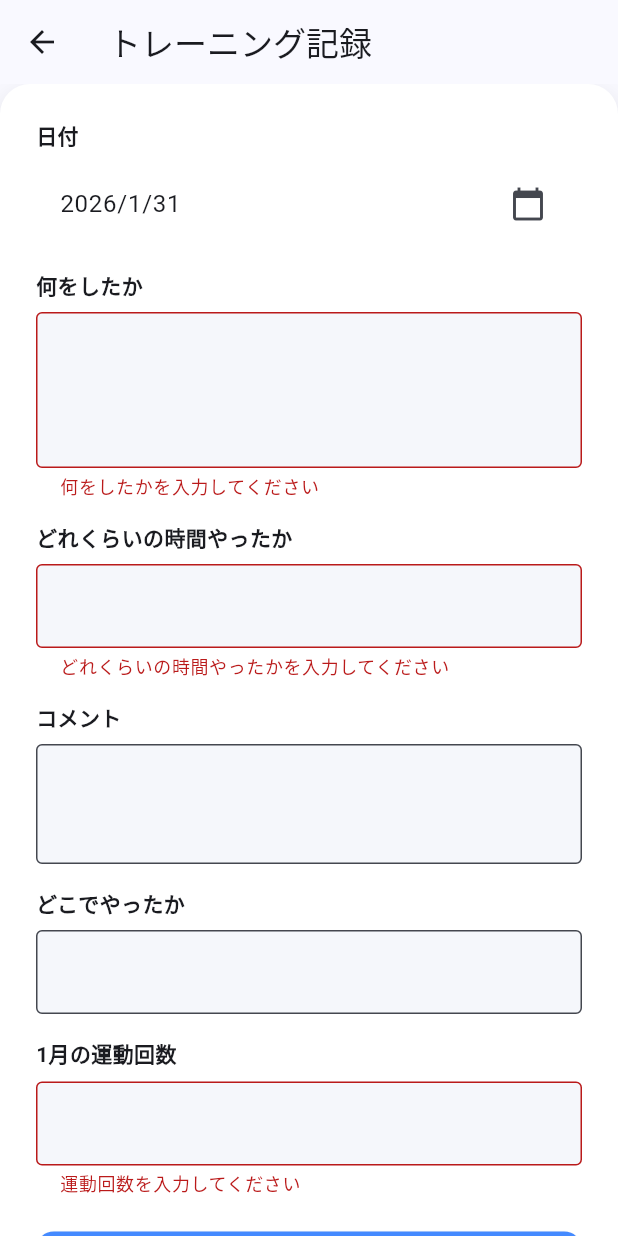
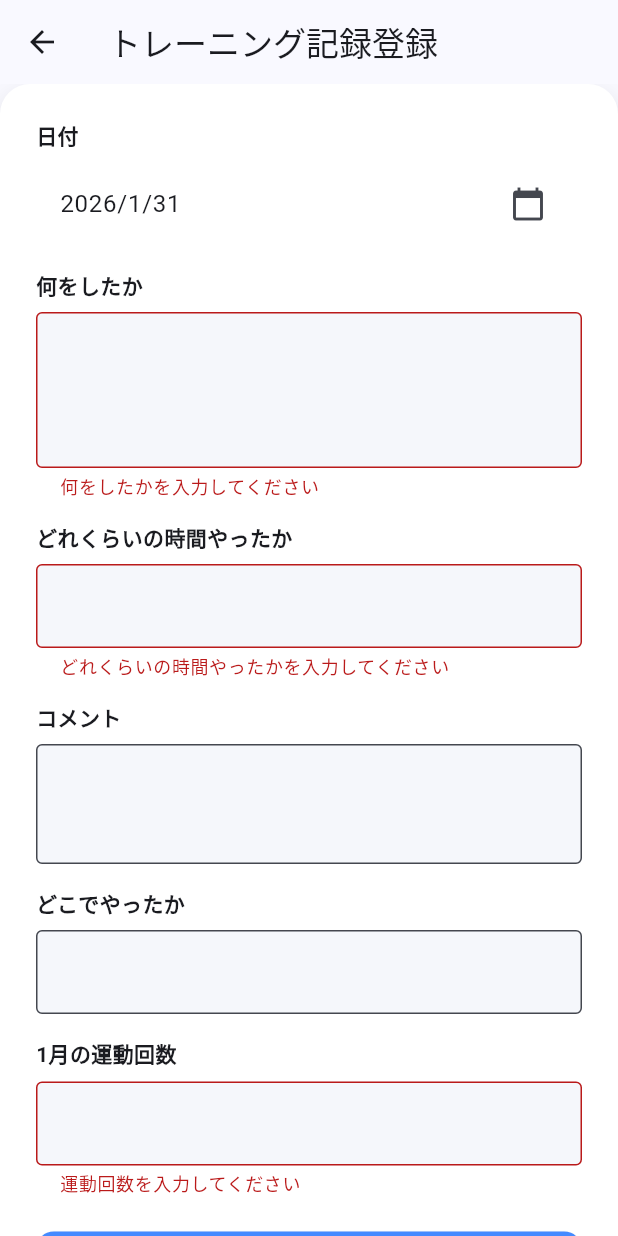
Before and after one commit to masaka88/training-app, a Flutter app: the TrainingRecordForm screen opened directly, after a tap on "登録", on a phone screen of 412 x 824 dp. Run offline on Flutter 3.47's test engine with Material 3 defaults, Android fonts, the phone set to English and light mode, and no system bars; our stand-ins replace hive_ce, hive_ce_flutter; accounts and stored records are empty.

Commit message:
feat: トレーニング記録の編集機能を追加
詳細ダイアログに編集ボタンを追加し、既存の登録フォームを編集モードでも
使えるように拡張した。編集後は一覧画面のデータが正しく再読み込みされる。

Co-Authored-By: Claude Opus 4.5 <noreply@anthropic.com>

```diff
--- a/lib/screens/training_record_form.dart
+++ b/lib/screens/training_record_form.dart
@@ -3,7 +3,9 @@ import '../models/training_record.dart';
 import '../repositories/training_repository.dart';
 
 class TrainingRecordForm extends StatefulWidget {
-  const TrainingRecordForm({super.key});
+  final TrainingRecord? record;
+
+  const TrainingRecordForm({super.key, this.record});
 
   @override
   State<TrainingRecordForm> createState() => _TrainingRecordFormState();
@@ -20,6 +22,22 @@ class _TrainingRecordFormState extends State<TrainingRecordForm> {
 
   DateTime _selectedDate = DateTime.now();
 
+  bool get _isEditing => widget.record != null;
+
+  @override
+  void initState() {
+    super.initState();
+    final record = widget.record;
+    if (record != null) {
+      _selectedDate = record.date;
+      _whatDidController.text = record.activity;
+      _howLongController.text = record.duration;
+      _commentController.text = record.comment ?? '';
+      _whereController.text = record.location ?? '';
+      _countController.text = record.monthlyCount.toString();
+    }
+  }
+
   @override
   void dispose() {
     _whatDidController.dispose();
@@ -34,6 +52,7 @@ class _TrainingRecordFormState extends State<TrainingRecordForm> {
     if (_formKey.currentState!.validate()) {
       try {
         final record = TrainingRecord(
+          id: widget.record?.id,
           date: _selectedDate,
           activity: _whatDidController.text,
           duration: _howLongController.text,
@@ -44,6 +63,7 @@ class _TrainingRecordFormState extends State<TrainingRecordForm> {
               ? null
               : _whereController.text,
           monthlyCount: int.tryParse(_countController.text) ?? 0,
+          createdAt: widget.record?.createdAt,
         );
 
         await _repository.saveRecord(record);
@@ -74,7 +94,7 @@ class _TrainingRecordFormState extends State<TrainingRecordForm> {
   @override
   Widget build(BuildContext context) {
     return Scaffold(
-      appBar: AppBar(title: const Text('トレーニング記録')),
+      appBar: AppBar(title: Text(_isEditing ? 'トレーニング記録編集' : 'トレーニング記録登録')),
       body: Center(
         child: SingleChildScrollView(
           child: Container(
@@ -214,7 +234,7 @@ class _TrainingRecordFormState extends State<TrainingRecordForm> {
                     width: double.infinity,
                     child: ElevatedButton(
                       onPressed: _saveRecord,
-                      child: const Text('登録'),
+                      child: Text(_isEditing ? '更新' : '登録'),
                     ),
                   ),
                 ],
```
Also changed, not shown: lib/screens/training_record_detail_dialog.dart (+20 -2 lines), lib/screens/training_record_list.dart (+14 -1 lines).
